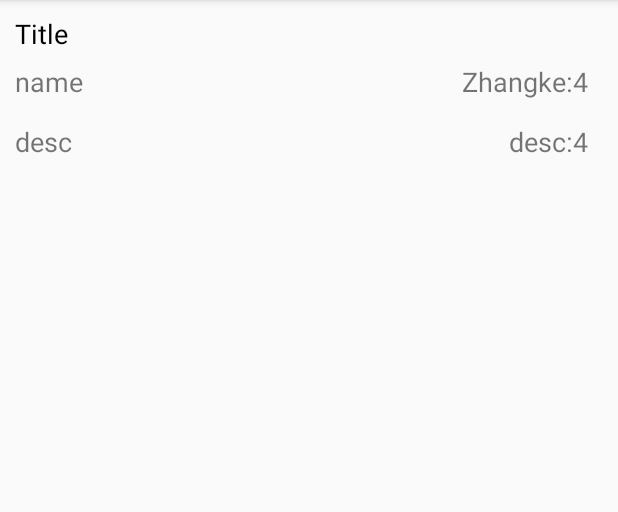
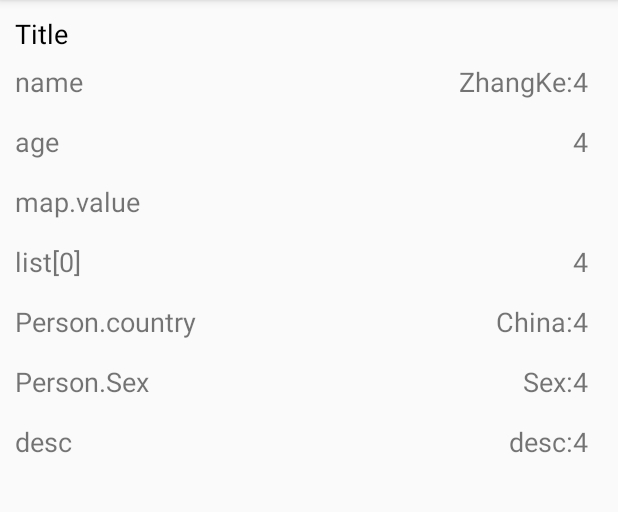
Before and after one commit to 0xZhangKe/JetpackDemo, an Android app: the screen it shows after launch (MainActivity), on a phone screen of 412 x 824 dp, the part 84-596 px from its top. Run offline under Robolectric (Android 15) with nearby library versions, the phone set to English and light mode, and no system bars; our stand-ins replace data binding; 5 statements that could not run were skipped.

Commit message:
完善 demo

```diff
--- a/app/src/main/java/com/zhangke/demo/jetpack/MainActivity.kt
+++ b/app/src/main/java/com/zhangke/demo/jetpack/MainActivity.kt
@@ -1,35 +1,56 @@
 package com.zhangke.demo.jetpack
 
+import android.os.Bundle
 import androidx.appcompat.app.AppCompatActivity
-import android.os.Bundle
 import androidx.databinding.DataBindingUtil
+import androidx.databinding.ObservableArrayList
+import androidx.databinding.ObservableArrayMap
 import androidx.lifecycle.MutableLiveData
 import com.zhangke.demo.jetpack.databinding.ActivityMainBinding
-import com.zhangke.demo.jetpack.entity.Content
+import com.zhangke.demo.jetpack.entity.Person
 import com.zhangke.demo.jetpack.entity.User
 
 class MainActivity : AppCompatActivity() {
 
     private lateinit var binding: ActivityMainBinding
-    private lateinit var content: Content
 
     override fun onCreate(savedInstanceState: Bundle?) {
         super.onCreate(savedInstanceState)
         binding = DataBindingUtil.setContentView(this, R.layout.activity_main)
         binding.lifecycleOwner = this
+
         binding.title = "Title"
 
         val user = User()
-        user.name = "ZhangKe"
+        user.name.set("ZhangKe")
+        user.age.set(18)
         binding.user = user
 
-        content = Content("desc")
-        binding.content = content
+        val map = ObservableArrayMap<String, Any>().apply { put("count", 0) }
+        binding.map = map
+
+        val list = ObservableArrayList<Any>().apply { add(0) }
+        binding.list = list
+
+        val person = Person().apply {
+            country = "China"
+            sex = "boy"
+        }
+        binding.person = person
+
+        val desc = MutableLiveData<String>()
+
+        binding.desc = desc
 
         Thread {
             for (i in 1..100) {
-                user.name = "Zhangke:$i"
-                runOnUiThread{ content.desc.value = "desc:$i" }
+                map["count"] = i
+                list[0] = i
+                user.name.set("ZhangKe:$i")
+                user.age.set(i)
+                person.country = "China:$i"
+                person.sex = "Sex:$i"
+                runOnUiThread { desc.value = "desc:$i" }
                 Thread.sleep(700)
             }
         }.start()
--- a/app/src/main/java/com/zhangke/demo/jetpack/entity/data.kt
+++ b/app/src/main/java/com/zhangke/demo/jetpack/entity/data.kt
@@ -2,29 +2,31 @@ package com.zhangke.demo.jetpack.entity
 
 import androidx.databinding.BaseObservable
 import androidx.databinding.Bindable
-import androidx.lifecycle.MutableLiveData
+import androidx.databinding.ObservableField
+import androidx.databinding.ObservableInt
 import com.zhangke.demo.jetpack.BR
 
 /**
  * Created by ZhangKe on 2019/9/11.
  */
 
-class User : BaseObservable() {
+class User {
+    var age = ObservableInt()
+    var name = ObservableField<String>()
+}
+
+class Person : BaseObservable() {
+    @get:Bindable
+    var country: String = ""
+        set(value) {
+            field = value
+            notifyPropertyChanged(BR.country)
+        }
 
     @get:Bindable
-    var name: String = ""
+    var sex: String = ""
         set(value) {
             field = value
-            notifyPropertyChanged(BR.name)
+            notifyPropertyChanged(BR.sex)
         }
-
 }
-
-class Content(_desc: String) {
-
-    val desc = MutableLiveData<String>()
-
-    init {
-        desc.value = _desc
-    }
-}
--- a/app/src/main/res/layout/activity_main.xml
+++ b/app/src/main/res/layout/activity_main.xml
@@ -3,17 +3,28 @@
 
     <data>
 
+        <import type="androidx.databinding.ObservableMap"/>
+        <import type="androidx.databinding.ObservableList"/>
+
         <variable
             name="title"
             type="java.lang.String" />
+
+        <variable name="map" type="ObservableMap&lt;String, Object>"/>
+
+        <variable name="list" type="ObservableList&lt;Object>"/>
 
         <variable
             name="user"
             type="com.zhangke.demo.jetpack.entity.User" />
 
         <variable
-            name="content"
-            type="com.zhangke.demo.jetpack.entity.Content" />
+            name="person"
+            type="com.zhangke.demo.jetpack.entity.Person" />
+
+        <variable
+            name="desc"
+            type="androidx.lifecycle.MutableLiveData&lt;String>" />
 
     </data>
 
@@ -65,6 +76,106 @@
                 android:layout_height="wrap_content"
                 android:layout_gravity="center_vertical"
                 android:textSize="18sp"
+                android:text="age"/>
+
+            <TextView
+                android:layout_width="wrap_content"
+                android:layout_height="wrap_content"
+                android:layout_gravity="center_vertical|end"
+                android:textSize="18sp"
+                android:text="@{String.valueOf(user.age)}" />
+        </FrameLayout>
+
+        <FrameLayout
+            android:layout_width="match_parent"
+            android:layout_height="40dp"
+            android:gravity="center_vertical">
+
+            <TextView
+                android:layout_width="wrap_content"
+                android:layout_height="wrap_content"
+                android:layout_gravity="center_vertical"
+                android:textSize="18sp"
+                android:text="map.value"/>
+
+            <TextView
+                android:layout_width="wrap_content"
+                android:layout_height="wrap_content"
+                android:layout_gravity="center_vertical|end"
+                android:textSize="18sp"
+                android:text="@{String.valueOf(map.count)}" />
+        </FrameLayout>
+
+        <FrameLayout
+            android:layout_width="match_parent"
+            android:layout_height="40dp"
+            android:gravity="center_vertical">
+
+            <TextView
+                android:layout_width="wrap_content"
+                android:layout_height="wrap_content"
+                android:layout_gravity="center_vertical"
+                android:textSize="18sp"
+                android:text="list[0]"/>
+
+            <TextView
+                android:layout_width="wrap_content"
+                android:layout_height="wrap_content"
+                android:layout_gravity="center_vertical|end"
+                android:textSize="18sp"
+                android:text="@{String.valueOf(list[0])}" />
+        </FrameLayout>
+
+        <FrameLayout
+            android:layout_width="match_parent"
+            android:layout_height="40dp"
+            android:gravity="center_vertical">
+
+            <TextView
+                android:layout_width="wrap_content"
+                android:layout_height="wrap_content"
+                android:layout_gravity="center_vertical"
+                android:textSize="18sp"
+                android:text="Person.country"/>
+
+            <TextView
+                android:layout_width="wrap_content"
+                android:layout_height="wrap_content"
+                android:layout_gravity="center_vertical|end"
+                android:textSize="18sp"
+                android:text="@{person.country}" />
+        </FrameLayout>
+
+        <FrameLayout
+            android:layout_width="match_parent"
+            android:layout_height="40dp"
+            android:gravity="center_vertical">
+
+            <TextView
+                android:layout_width="wrap_content"
+                android:layout_height="wrap_content"
+                android:layout_gravity="center_vertical"
+                android:textSize="18sp"
+                android:text="Person.Sex"/>
+
+            <TextView
+                android:layout_width="wrap_content"
+                android:layout_height="wrap_content"
+                android:layout_gravity="center_vertical|end"
+                android:textSize="18sp"
+                android:text="@{person.sex}" />
+        </FrameLayout>
+
+        <FrameLayout
+            android:layout_width="match_parent"
+            android:layout_height="40dp"
+            android:gravity="center_vertical">
+
+            <TextView
+                android:layout_width="wrap_content"
+                android:layout_height="wrap_content"
+                android:layout_gravity="center_vertical"
+                android:textSize="18sp"
                 android:text="desc"/>
 
             <TextView
@@ -72,7 +183,7 @@
                 android:layout_height="wrap_content"
                 android:layout_gravity="center_vertical|end"
                 android:textSize="18sp"
-                android:text="@{content.desc}" />
+                android:text="@{desc}" />
         </FrameLayout>
 
     </LinearLayout>
```
